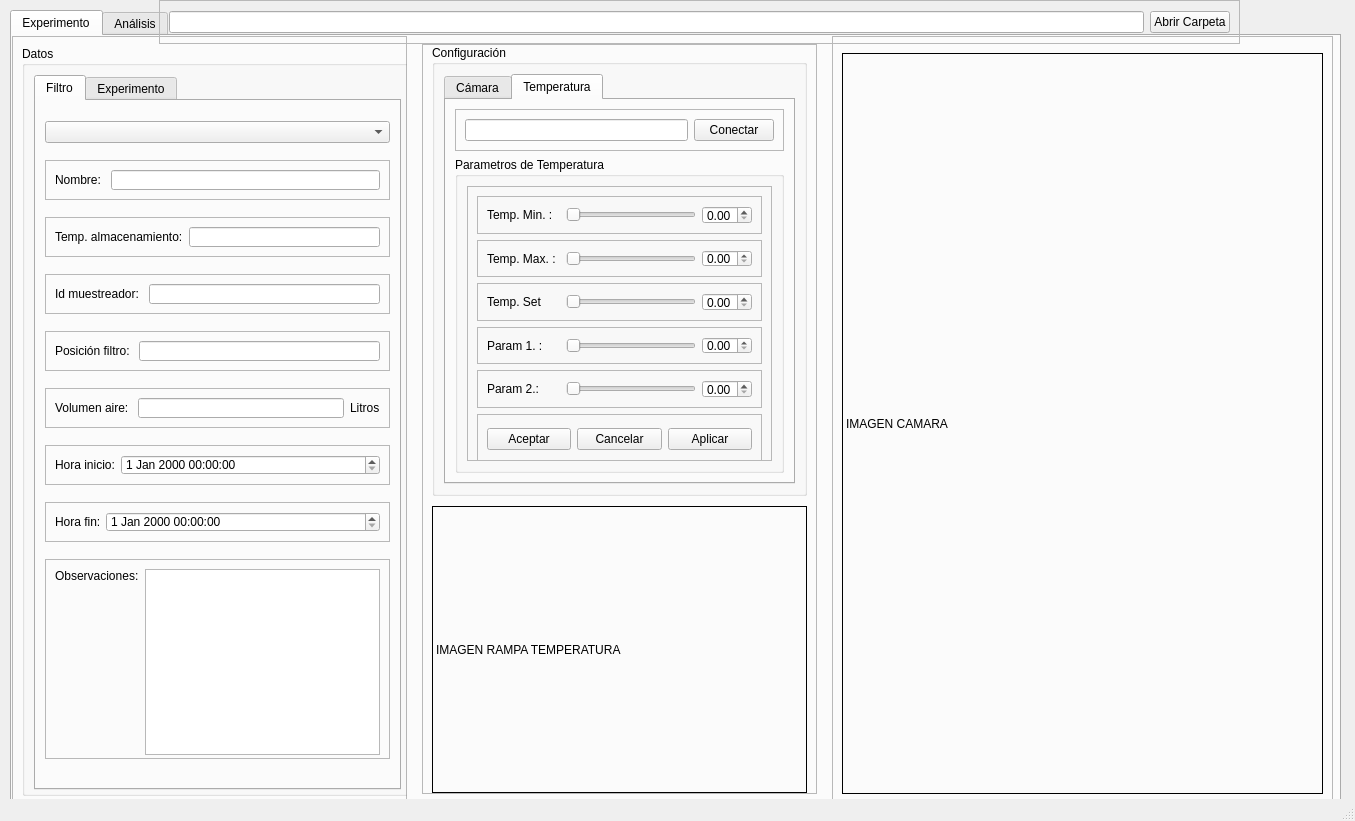
Before: the Qt Designer form interfaz/GUI-UI/v1-interfaz.ui in tigre437/interfaz-V0.1, drawn with Qt 5.
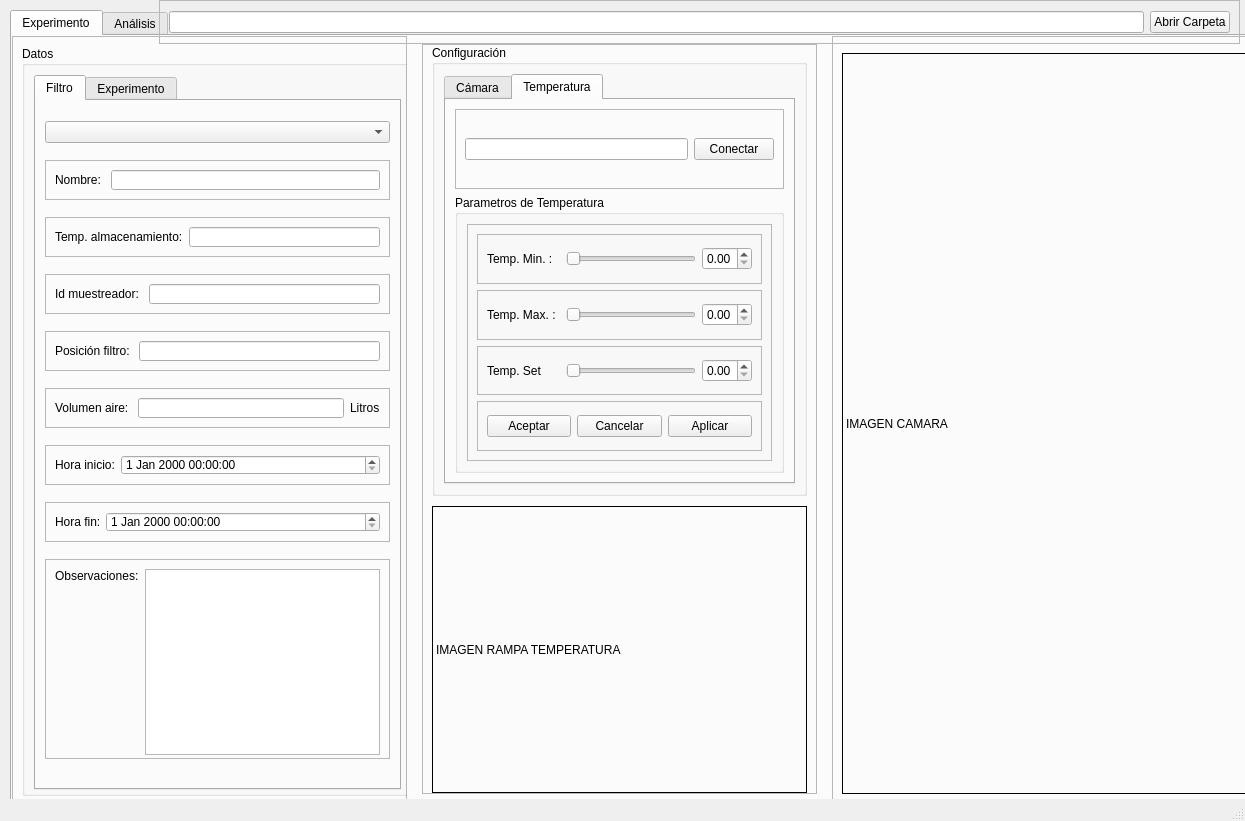
After: the same form once the commit is applied. The open tabs and pages were chosen to show the change. Icons and pictures are not drawn.

Commit message: agrego etiquetas a todos los componentes de  experimento

Patch:
```diff
--- a/interfaz/GUI-UI/v1-interfaz.ui
+++ b/interfaz/GUI-UI/v1-interfaz.ui
@@ -6,7 +6,7 @@
    <rect>
     <x>0</x>
     <y>0</y>
-    <width>1355</width>
+    <width>1245</width>
     <height>821</height>
    </rect>
   </property>
@@ -1414,90 +1414,6 @@
                       </layout>
                      </widget>
                     </item>
-                    <item>
-                     <widget class="QFrame" name="frame_17">
-                      <property name="frameShape">
-                       <enum>QFrame::StyledPanel</enum>
-                      </property>
-                      <property name="frameShadow">
-                       <enum>QFrame::Raised</enum>
-                      </property>
-                      <layout class="QHBoxLayout" name="horizontalLayout_27">
-                       <item>
-                        <widget class="QLabel" name="label_12">
-                         <property name="text">
-                          <string>Param 1. :</string>
-                         </property>
-                        </widget>
-                       </item>
-                       <item>
-                        <widget class="QSlider" name="horizontalSlider_10">
-                         <property name="maximumSize">
-                          <size>
-                           <width>130</width>
-                           <height>16777215</height>
-                          </size>
-                         </property>
-                         <property name="orientation">
-                          <enum>Qt::Horizontal</enum>
-                         </property>
-                        </widget>
-                       </item>
-                       <item>
-                        <widget class="QDoubleSpinBox" name="doubleSpinBox_10">
-                         <property name="maximumSize">
-                          <size>
-                           <width>50</width>
-                           <height>16777215</height>
-                          </size>
-                         </property>
-                        </widget>
-                       </item>
-                      </layout>
-                     </widget>
-                    </item>
-                    <item>
-                     <widget class="QFrame" name="frame_18">
-                      <property name="frameShape">
-                       <enum>QFrame::StyledPanel</enum>
-                      </property>
-                      <property name="frameShadow">
-                       <enum>QFrame::Raised</enum>
-                      </property>
-                      <layout class="QHBoxLayout" name="horizontalLayout_28">
-                       <item>
-                        <widget class="QLabel" name="label_19">
-                         <property name="text">
-                          <string>Param 2.:</string>
-                         </property>
-                        </widget>
-                       </item>
-                       <item>
-                        <widget class="QSlider" name="horizontalSlider_11">
-                         <property name="maximumSize">
-                          <size>
-                           <width>130</width>
-                           <height>16777215</height>
-                          </size>
-                         </property>
-                         <property name="orientation">
-                          <enum>Qt::Horizontal</enum>
-                         </property>
-                        </widget>
-                       </item>
-                       <item>
-                        <widget class="QDoubleSpinBox" name="doubleSpinBox_11">
-                         <property name="maximumSize">
-                          <size>
-                           <width>50</width>
-                           <height>16777215</height>
-                          </size>
-                         </property>
-                        </widget>
-                       </item>
-                      </layout>
-                     </widget>
-                    </item>
                     <item>
                      <widget class="QFrame" name="frame_20">
                       <property name="minimumSize">
```
Left out of the diff: 120 changed lines with no effect on the pictures. The commit also changes 2 other files.
